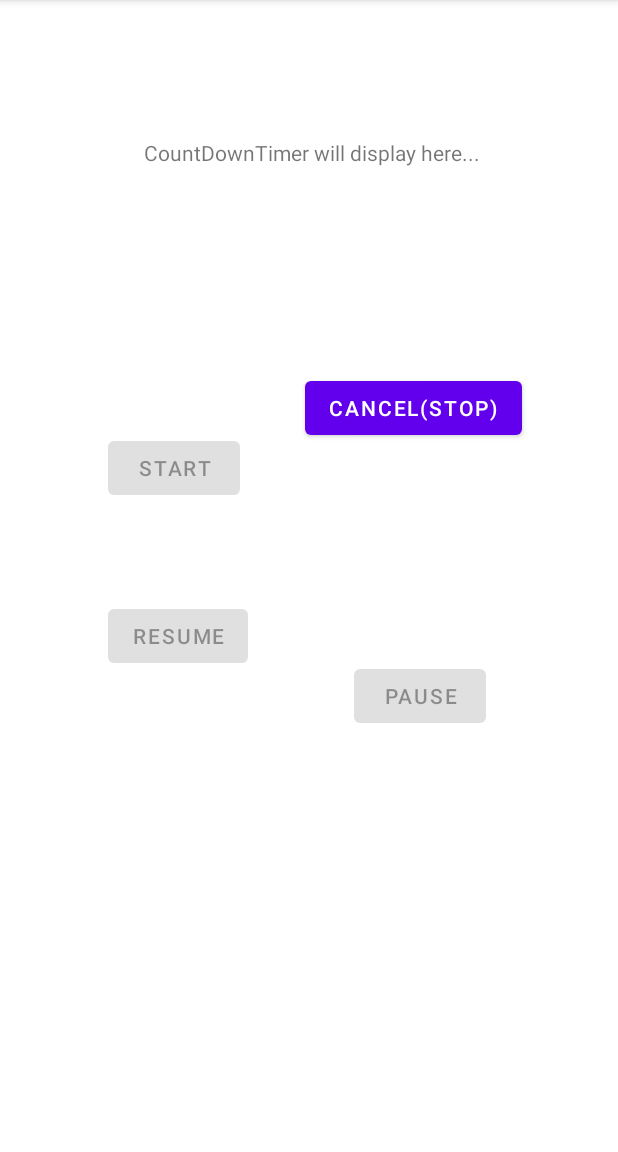
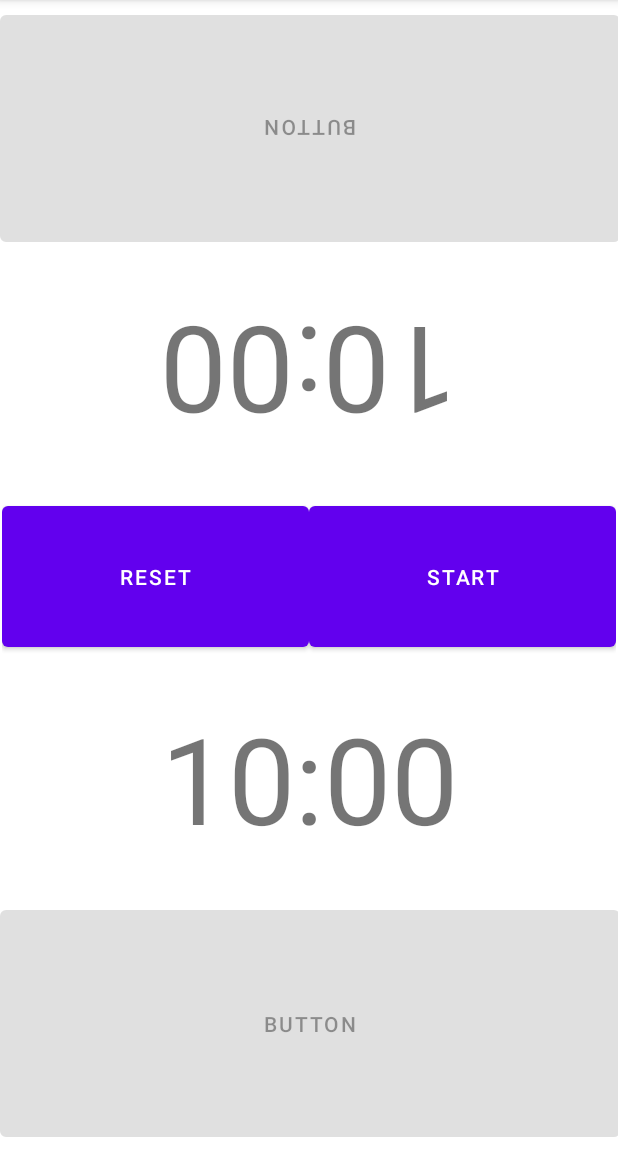
Before and after one commit to berkecinar/seng405_assigment1_201711016, an Android app: the screen it shows after launch (CountDownTimerActivity before the commit, ChessClock after it), after a tap on "COUNTDOWNTIMER", on a phone screen of 412 x 824 dp, the part 84-1236 px from its top. Run offline under Robolectric (Android 15) with nearby library versions, the phone set to English and light mode, and no system bars.

```diff
--- a/app/src/main/java/com/example/seng405_assigment1_chessclock/ChessClock.java
+++ b/app/src/main/java/com/example/seng405_assigment1_chessclock/ChessClock.java
@@ -3,12 +3,226 @@ package com.example.seng405_assigment1_chessclock;
 import androidx.appcompat.app.AppCompatActivity;
 
 import android.os.Bundle;
+import android.os.CountDownTimer;
+import android.view.View;
+import android.widget.Button;
+import android.widget.TextView;
+
+import java.util.Locale;
 
 public class ChessClock extends AppCompatActivity {
 
+    private static final long startTimeInMillis = 600000;
+
+    private static long clockOneTimeLeftInMillis = startTimeInMillis;
+    private static long clockTwoTimeLeftInMillis = startTimeInMillis;
+
+    private TextView clockOneCountDown;
+    private TextView clockTwoCountDown;
+
+    private CountDownTimer clockOneCountDownTimer;
+    private CountDownTimer clockTwoCountDownTimer;
+
+    private Button startPauseButton;
+    private Button resetButton;
+
+    private boolean isClockOneRunning;
+    private boolean isClockTwoRunning;
+
+    private Button switchButton1;
+    private Button switchButton2;
+
+    private boolean isPlayerOnePlaying;
+
     @Override
-    protected void onCreate(Bundle savedInstanceState) {
+    protected void onCreate(Bundle savedInstanceState)
+    {
         super.onCreate(savedInstanceState);
         setContentView(R.layout.activity_chess_clock);
+
+        clockOneCountDown = findViewById(R.id.Counter1);
+        clockTwoCountDown = findViewById(R.id.Counter2);
+
+        startPauseButton = findViewById(R.id.startButton);
+        resetButton = findViewById(R.id.resetButton);
+
+        switchButton1 = findViewById(R.id.switchButton1);
+        switchButton2 = findViewById(R.id.switchButton2);
+
+        switchButton1.setEnabled(false);
+        switchButton2.setEnabled(false);
+
+        isClockOneRunning = false;
+        isClockTwoRunning = false;
+
+        isPlayerOnePlaying = true;
+
+        startPauseButton.setOnClickListener(new View.OnClickListener()
+        {
+            @Override
+            public void onClick(View view) {
+                if(isClockOneRunning || isClockTwoRunning)
+                {
+                    PauseTimer();
+                }
+                else
+                {
+                    StartTimer();
+                }
+            }
+        });
+
+        resetButton.setOnClickListener(new View.OnClickListener()
+        {
+            @Override
+            public void onClick(View view) {
+                ResetTimer();
+            }
+        });
+
+        UpdateCountDownText(3);
+    }
+
+    private void StartTimer()
+    {
+        if(isPlayerOnePlaying)
+        {
+            switchButton1.setEnabled(true);
+            switchButton2.setEnabled(false);
+
+            clockOneCountDownTimer = new CountDownTimer(clockOneTimeLeftInMillis, 1000) {
+                @Override
+                public void onTick(long l)
+                {
+                    clockOneTimeLeftInMillis = l;
+                    UpdateCountDownText(1);
+                }
+
+                @Override
+                public void onFinish()
+                {
+                    isClockOneRunning = false;
+
+                    clockOneCountDown.setText("Time's Out");
+
+                    startPauseButton.setText("Start");
+                    startPauseButton.setVisibility(View.INVISIBLE);
+
+                    resetButton.setVisibility(View.VISIBLE);
+
+                    switchButton1.setVisibility(View.INVISIBLE);
+                    switchButton2.setVisibility(View.INVISIBLE);
+                }
+            }.start();
+            isClockOneRunning = true;
+            isClockTwoRunning = false;
+
+            startPauseButton.setText("Pause");
+            resetButton.setVisibility(View.INVISIBLE);
+        }
+        else
+        {
+            switchButton1.setEnabled(false);
+            switchButton2.setEnabled(true);
+
+            clockOneCountDownTimer = new CountDownTimer(clockTwoTimeLeftInMillis, 1000) {
+                @Override
+                public void onTick(long l)
+                {
+                    clockTwoTimeLeftInMillis = l;
+                    UpdateCountDownText(2);
+                }
+
+                @Override
+                public void onFinish()
+                {
+                    isClockTwoRunning = false;
+
+                    clockTwoCountDown.setText("Time's Out");
+
+                    startPauseButton.setText("Start");
+                    startPauseButton.setVisibility(View.INVISIBLE);
+
+                    resetButton.setVisibility(View.VISIBLE);
+
+                    switchButton1.setVisibility(View.INVISIBLE);
+                    switchButton2.setVisibility(View.INVISIBLE);
+                }
+            }.start();
+            isClockOneRunning = true;
+            isClockTwoRunning = false;
+
+            startPauseButton.setText("Pause");
+            resetButton.setVisibility(View.INVISIBLE);
+        }
+    }
+
+    private void PauseTimer()
+    {
+        if(isClockOneRunning)
+        {
+            clockOneCountDownTimer.cancel();
+
+            isClockOneRunning = false;
+
+            startPauseButton.setText("Start");
+            resetButton.setVisibility(View.VISIBLE);
+        }
+        else if(isClockTwoRunning)
+        {
+            clockTwoCountDownTimer.cancel();
+
+            isClockTwoRunning = false;
+
+            startPauseButton.setText("Start");
+            resetButton.setVisibility(View.VISIBLE);
+        }
+    }
+
+    private void ResetTimer()
+    {
+        clockOneTimeLeftInMillis = startTimeInMillis;
+        clockTwoTimeLeftInMillis = startTimeInMillis;
+
+        UpdateCountDownText(3);
+
+        resetButton.setVisibility(View.INVISIBLE);
+        startPauseButton.setVisibility(View.VISIBLE);
+    }
+
+    private void UpdateCountDownText(int playerIndex)
+    {
+        if(playerIndex == 1)//Only Update Clock 1
+        {
+            int minutes = (int) (clockOneTimeLeftInMillis / 1000) / 60;
+            int seconds = (int) (clockOneTimeLeftInMillis / 1000) % 60;
+
+            String timeLeftFormatted = String.format(Locale.getDefault(),"%02d:%02d", minutes, seconds);
+
+            clockOneCountDown.setText(timeLeftFormatted);
+        }
+        else if(playerIndex == 2)//Only Update Clock 1
+        {
+            int minutes = (int) (clockTwoTimeLeftInMillis / 1000) / 60;
+            int seconds = (int) (clockTwoTimeLeftInMillis / 1000) % 60;
+
+            String timeLeftFormatted = String.format(Locale.getDefault(),"%02d:%02d", minutes, seconds);
+
+            clockTwoCountDown.setText(timeLeftFormatted);
+        }
+        else if(playerIndex == 3)//Update Both Clocks
+        {
+            int clockOneMinutes = (int) (clockOneTimeLeftInMillis / 1000) / 60;
+            int clockOneSeconds = (int) (clockOneTimeLeftInMillis / 1000) % 60;
+
+            int clockTwoMinutes = (int) (clockTwoTimeLeftInMillis / 1000) / 60;
+            int clockTwoSeconds = (int) (clockTwoTimeLeftInMillis / 1000) % 60;
+
+            String clockOneTimeLeftFormatted = String.format(Locale.getDefault(),"%02d:%02d", clockOneMinutes, clockOneSeconds);
+            String clockTwoTimeLeftFormatted = String.format(Locale.getDefault(),"%02d:%02d", clockTwoMinutes, clockTwoSeconds);
+
+            clockOneCountDown.setText(clockOneTimeLeftFormatted);
+            clockTwoCountDown.setText(clockTwoTimeLeftFormatted);
+        }
     }
 }
--- a/app/src/main/java/com/example/seng405_assigment1_chessclock/MainActivity.java
+++ b/app/src/main/java/com/example/seng405_assigment1_chessclock/MainActivity.java
@@ -33,7 +33,7 @@ public class MainActivity extends AppCompatActivity
 
     private void openCountDownTimerActivity()
     {
-        Intent intent = new Intent(this, CountDownTimerActivity.class);
+        Intent intent = new Intent(this, ChessClock.class);
         startActivity(intent);
     }
 }
--- a/app/src/main/res/layout/activity_chess_clock.xml
+++ b/app/src/main/res/layout/activity_chess_clock.xml
@@ -8,34 +8,93 @@
 
     <TextView
         android:id="@+id/Counter1"
-        android:layout_width="270dp"
+        android:layout_width="0dp"
         android:layout_height="0dp"
-        android:layout_marginTop="112dp"
-        android:layout_marginBottom="126dp"
+        android:layout_marginStart="10dp"
+        android:layout_marginEnd="10dp"
+        android:layout_marginBottom="106dp"
         android:gravity="center"
         android:rotation="180"
         android:text="20:10"
+        android:textAlignment="center"
         android:textSize="80dp"
         app:layout_constraintBottom_toTopOf="@+id/Counter2"
         app:layout_constraintEnd_toEndOf="parent"
-        app:layout_constraintHorizontal_bias="0.432"
         app:layout_constraintStart_toStartOf="parent"
-        app:layout_constraintTop_toTopOf="parent"
-        app:layout_constraintVertical_bias="0.0" />
+        app:layout_constraintTop_toBottomOf="@+id/switchButton2"
+        tools:visibility="visible" />
 
     <TextView
         android:id="@+id/Counter2"
-        android:layout_width="270dp"
+        android:layout_width="0dp"
         android:layout_height="0dp"
-        android:layout_marginBottom="193dp"
+        android:layout_marginStart="10dp"
+        android:layout_marginEnd="10dp"
         android:gravity="center"
         android:text="20:10"
+        android:textAlignment="center"
         android:textSize="80dp"
+        app:layout_constraintBottom_toTopOf="@+id/switchButton1"
+        app:layout_constraintEnd_toEndOf="parent"
+        app:layout_constraintStart_toStartOf="parent"
+        app:layout_constraintTop_toBottomOf="@+id/Counter1"
+        tools:visibility="visible" />
+
+    <Button
+        android:id="@+id/switchButton2"
+        android:layout_width="413dp"
+        android:layout_height="0dp"
+        android:layout_marginTop="4dp"
+        android:rotation="180"
+        android:text="Button"
+        app:layout_constraintBottom_toTopOf="@+id/Counter1"
+        app:layout_constraintEnd_toEndOf="parent"
+        app:layout_constraintHorizontal_bias="0.507"
+        app:layout_constraintStart_toStartOf="parent"
+        app:layout_constraintTop_toTopOf="parent" />
+
+    <Button
+        android:id="@+id/switchButton1"
+        android:layout_width="413dp"
+        android:layout_height="0dp"
+        android:layout_marginBottom="4dp"
+        android:text="Button"
         app:layout_constraintBottom_toBottomOf="parent"
         app:layout_constraintEnd_toEndOf="parent"
-        app:layout_constraintHorizontal_bias="0.432"
         app:layout_constraintStart_toStartOf="parent"
-        app:layout_constraintTop_toBottomOf="@+id/Counter1" />
+        app:layout_constraintTop_toBottomOf="@+id/Counter2" />
+
+    <LinearLayout
+        android:id="@+id/linearLayout4"
+        android:layout_width="409dp"
+        android:layout_height="106dp"
+        android:orientation="horizontal"
+        app:layout_constraintBottom_toBottomOf="parent"
+        app:layout_constraintEnd_toEndOf="parent"
+        app:layout_constraintStart_toStartOf="parent"
+        app:layout_constraintTop_toTopOf="parent">
+
+        <Button
+            android:id="@+id/resetButton"
+            android:layout_width="wrap_content"
+            android:layout_height="match_parent"
+            android:layout_weight="1"
+            android:text="Reset"
+            app:layout_constraintBottom_toBottomOf="parent"
+            app:layout_constraintEnd_toEndOf="parent"
+            app:layout_constraintStart_toStartOf="parent"
+            app:layout_constraintTop_toTopOf="parent" />
+
+        <Button
+            android:id="@+id/startButton"
+            android:layout_width="wrap_content"
+            android:layout_height="106dp"
+            android:layout_weight="1"
+            android:text="Start"
+            app:layout_constraintEnd_toEndOf="parent"
+            app:layout_constraintStart_toStartOf="parent" />
+
+    </LinearLayout>
 
 
 </androidx.constraintlayout.widget.ConstraintLayout>
```
